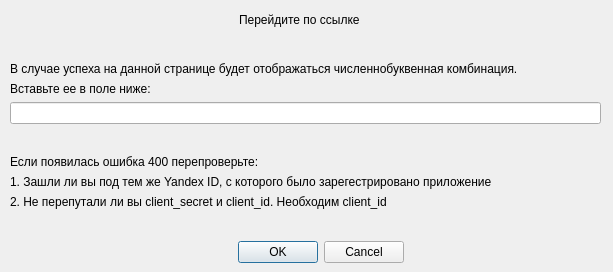
bloodofspring/yandex_drive_desktop, file app_windows/get_yandex_auth_token/ask_token.ui: the form before one commit.
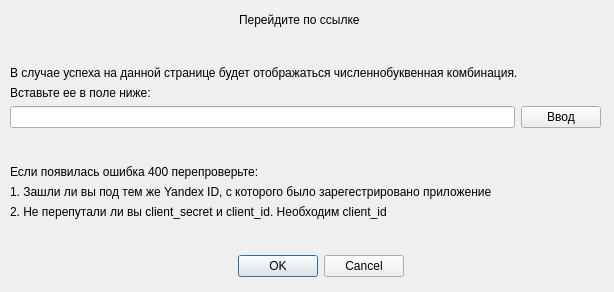
The form after the commit.

Commit message: feat: Доработана всякая мелочь

Patch:
```diff
--- a/app_windows/get_yandex_auth_token/ask_token.ui
+++ b/app_windows/get_yandex_auth_token/ask_token.ui
@@ -6,8 +6,8 @@
    <rect>
     <x>0</x>
     <y>0</y>
-    <width>613</width>
-    <height>272</height>
+    <width>614</width>
+    <height>292</height>
    </rect>
   </property>
   <property name="windowTitle">
@@ -19,7 +19,7 @@
      <x>10</x>
      <y>10</y>
      <width>591</width>
-     <height>253</height>
+     <height>267</height>
     </rect>
    </property>
    <layout class="QVBoxLayout" name="verticalLayout">
@@ -39,7 +39,7 @@
        </spacer>
       </item>
       <item>
-       <widget class="QLabel" name="label">
+       <widget class="QLabel" name="link">
         <property name="text">
          <string>Перейдите по ссылке</string>
         </property>
@@ -59,7 +59,7 @@
        </spacer>
       </item>
       <item>
-       <widget class="QLabel" name="label_2">
+       <widget class="QLabel" name="label">
         <property name="text">
          <string/>
         </property>
@@ -96,8 +96,19 @@
         </property>
        </widget>
       </item>
+     </layout>
+    </item>
+    <item>
+     <layout class="QHBoxLayout" name="horizontalLayout_3">
       <item>
-       <widget class="QLineEdit" name="lineEdit"/>
+       <widget class="QLineEdit" name="token_input"/>
+      </item>
+      <item>
+       <widget class="QPushButton" name="submit">
+        <property name="text">
+         <string>Ввод</string>
+        </property>
+       </widget>
       </item>
      </layout>
     </item>
```
The commit also changes 2 other files.
